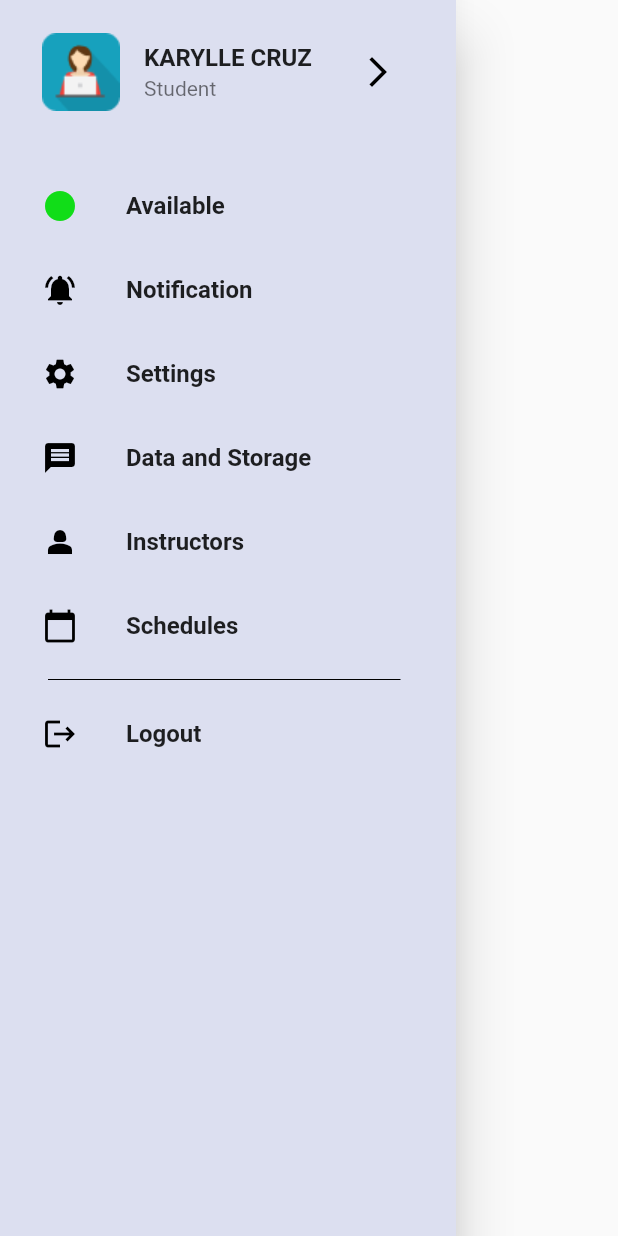
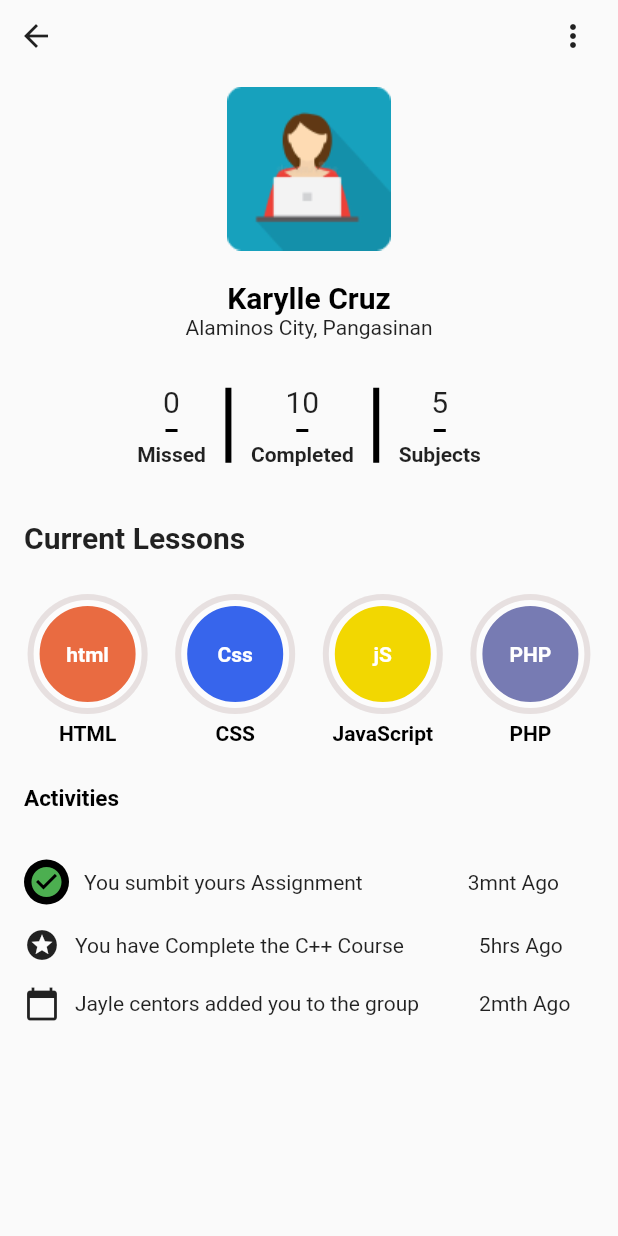
Before and after one commit to muhammmadshahbaz/RootPointer-App, a Flutter app: the screen it shows after launch, on a phone screen of 412 x 824 dp. Run offline on Flutter 3.47's test engine with Material 2 defaults, Android fonts, the phone set to English and light mode, and no system bars; our stand-ins replace pin_code_fields.

Commit message:
dev#ch10_complete

```diff
--- a/analysis_options.yaml
+++ b/analysis_options.yaml
@@ -7,7 +7,11 @@
 
 # The following line activates a set of recommended lints for Flutter apps,
 # packages, and plugins designed to encourage good coding practices.
-include: package:flutter_lints/flutter.yaml
+
+analyzer:
+  exclude:
+    # workaround for https://github.com/dart-lang/sdk/issues/42910
+    - 'package:flutter_lints/flutter.yaml'
 
 linter:
   # The lint rules applied to this project can be customized in the
--- /dev/null
+++ b/lib/Constant/app_images.dart
@@ -0,0 +1,5 @@
+class AppImages{
+  static const String logo = "assets/icons/logo.png";
+
+
+}
--- /dev/null
+++ b/lib/Constant/colors.dart
@@ -0,0 +1,9 @@
+
+import 'package:flutter/material.dart';
+
+class AppColors{
+  static const   Color white = Colors.white;
+  static const   Color black = Colors.black;
+
+
+}
--- a/lib/Widgets/custom_button.dart
+++ b/lib/Widgets/custom_button.dart
@@ -1,8 +1,4 @@
 
-//import 'package:flutter/cupertino.dart';
-//import 'dart:html';
-
-//import 'package:first_project/Screens/auth/signup.dart';
 import 'package:flutter/material.dart';
 
 class CustomButton extends StatelessWidget {
--- /dev/null
+++ b/lib/Widgets/privates/custom_container.dart
@@ -0,0 +1,57 @@
+import 'package:flutter/material.dart';
+import 'package:first_project/Constant/colors.dart';
+
+class CustomContainer extends StatelessWidget {
+   CustomContainer(
+      {super.key,
+      required this.title,
+      required this.color,
+      required this.parameter});
+  final String title, parameter;
+  final Color color;
+
+  @override
+  Widget build(BuildContext context) {
+    return Row(
+      mainAxisAlignment: MainAxisAlignment.center,
+      children: [
+        Column(
+          children: [
+            Container(
+              height: 80,
+              width: 80,
+              decoration: BoxDecoration(
+                  shape: BoxShape.circle,
+                  color: Color.fromARGB(255, 231, 224, 224),
+                  border: Border.all(
+                      width: 4, color: Color.fromARGB(31, 231, 224, 224))),
+              child: Container(
+                height: 60,
+                width: 60,
+                decoration: BoxDecoration(
+                    color: color,
+                    shape: BoxShape.circle,
+                    border: Border.all(
+                        color: Color.fromARGB(255, 252, 252, 252), width: 4)),
+                alignment: Alignment.center,
+                child: Text(
+                  title,
+                  style: TextStyle(
+                      color: AppColors.white, fontWeight: FontWeight.bold),
+                ),
+              ),
+            ),
+            SizedBox(
+              height: 5
+            ),
+            Text(
+              parameter,
+              style:
+                  TextStyle(color: Colors.black, fontWeight: FontWeight.bold),
+            )
+          ],
+        )
+      ],
+    );
+  }
+}
--- /dev/null
+++ b/lib/Widgets/privates/customtext.dart
@@ -0,0 +1,45 @@
+//import 'package:flutter/cupertino.dart';
+import 'package:flutter/material.dart';
+
+class CustomText extends StatelessWidget {
+  const CustomText({
+    super.key, this.countText, this.title, this.isVerticalDivider = true,
+  });
+final String? countText,title;
+final bool isVerticalDivider;
+  @override
+  Widget build(BuildContext context) {
+    return Row(
+      children: [
+        Container(
+          // margin: EdgeInsets.symmetric(horizontal: 3),
+          padding: EdgeInsets.all(10),
+          child: Column(
+            children: [
+               Text(countText??'', style:const TextStyle(fontSize: 20,),),
+              SizedBox(
+             width: 8,
+             child:  Divider(
+               thickness: 2,
+               color: Colors.black,
+             ),
+           ),
+           Text( title??'',style: TextStyle(fontWeight: FontWeight.bold),),
+
+
+            ],
+          ),
+        ),
+if(isVerticalDivider)
+          Container(
+                  height: 50,
+                  child: const VerticalDivider(
+                        width: 10,
+                        thickness: 4,
+                        color: Colors.black,
+                  ),
+                )
+      ],
+    );
+  }
+}
--- a/lib/main.dart
+++ b/lib/main.dart
@@ -2,14 +2,16 @@
 //import 'package:first_project/Screens/auth/forget.dart';
 //import 'package:first_project/ui/dashboard/dashboard.dart';
 //import 'package:first_project/ui/dashboard/dashboard.dart';
-import 'package:first_project/ui/dashboard/menu.dart';
+//import 'package:first_project/ui/dashboard/menu.dart';
+import 'package:first_project/ui/dashboard/user_profile.dart';
 import 'package:flutter/material.dart';
 
 //import 'Screens/auth/forget.dart';
 
 void main() {
   runApp(const MaterialApp(
-    home: MenuScreen(),
+    debugShowCheckedModeBanner: false,
+    home: UserProfile(),
   ));
 
 }
--- /dev/null
+++ b/lib/ui/dashboard/user_profile.dart
@@ -0,0 +1,191 @@
+import 'package:flutter/material.dart';
+import 'package:first_project/Widgets/privates/customtext.dart';
+import 'package:first_project/Widgets/privates/custom_container.dart';
+
+class UserProfile extends StatefulWidget {
+  const UserProfile({super.key});
+  @override
+  State<UserProfile> createState() => _UserProfileState();
+}
+
+class _UserProfileState extends State<UserProfile> {
+  @override
+  Widget build(BuildContext context) {
+    return Scaffold(
+        body: SafeArea(
+      child: ListView(
+        physics: BouncingScrollPhysics(),
+        shrinkWrap: true,
+        children: [
+          Column(
+              //mainAxisAlignment: MainAxisAlignment.center,
+              children: [
+                Row(children: [
+                  IconButton(
+                    icon: const Icon(Icons.arrow_back),
+                    onPressed: () {},
+                  ),
+                  const SizedBox(
+                    width: 310,
+                  ),
+                  Align(
+                    alignment: Alignment.centerRight,
+                    child: IconButton(
+                      icon: const Icon(Icons.more_vert),
+                      onPressed: () {},
+                    ),
+                  ),
+                ]),
+                const SizedBox(height: 10),
+                Image.asset(
+                  'assets/icons/logo2.png',
+                ),
+                const SizedBox(
+                  height: 20,
+                ),
+                const Text(
+                  'Karylle Cruz',
+                  style: TextStyle(
+                      fontSize: 20,
+                      fontWeight: FontWeight.bold,
+                      color: Colors.black),
+                ),
+                const Text('Alaminos City, Pangasinan'),
+                const SizedBox(
+                  height: 20,
+                ),
+                Row(
+                  mainAxisAlignment: MainAxisAlignment.center,
+                  children: [
+                    CustomText(countText: "0", title: "Missed"),
+                    CustomText(countText: "10", title: "Completed"),
+                    CustomText(
+                        countText: "5",
+                        title: "Subjects",
+                        isVerticalDivider: false),
+                  ],
+                ),
+                SizedBox(
+                  height: 10,
+                ),
+                Row(
+                  children: [
+                    Padding(
+                      padding: const EdgeInsets.all(16.0),
+                      child: Text(
+                        'Current Lessons',
+                        style: TextStyle(
+                            fontWeight: FontWeight.bold, fontSize: 20),
+                      ),
+                    )
+                  ],
+                ),
+                SizedBox(
+                  height: 10,
+                ),
+                Row(
+                  mainAxisAlignment: MainAxisAlignment.spaceEvenly,
+                  children: [
+                    CustomContainer(
+                        title: 'html',
+                        color: Color.fromARGB(255, 233, 107, 65),
+                        parameter: "HTML"),
+                    CustomContainer(
+                      title: 'Css',
+                      color: Color.fromARGB(255, 55, 101, 236),
+                      parameter: "CSS",
+                    ),
+                    CustomContainer(
+                      title: 'jS',
+                      color: Color.fromARGB(255, 242, 215, 1),
+                      parameter: "JavaScript",
+                    ),
+                    CustomContainer(
+                      title: 'PHP',
+                      color: Color.fromARGB(255, 119, 123, 179),
+                      parameter: "PHP",
+                    ),
+                  ],
+                ),
+                SizedBox(
+                  height: 10,
+                ),
+                Row(children: [
+                  Padding(
+                    padding: const EdgeInsets.all(16.0),
+                    child: Text(
+                      'Activities',
+                      style: TextStyle(
+                          color: Colors.black,
+                          fontSize: 15,
+                          fontWeight: FontWeight.bold),
+                    ),
+                  )
+                ]),
+                SizedBox(height: 0),
+                Padding(
+                  padding: const EdgeInsets.all(16.0),
+                  child: Column(
+                    children: [
+                      Row(
+                        children: [
+                          Container(
+                              height: 30,
+                              width: 30,
+                              decoration: BoxDecoration(
+                                  color: Colors.black, shape: BoxShape.circle),
+                              child: Icon(
+                                Icons.check_circle,
+                                color: Colors.green,
+                              )),
+                          SizedBox(
+                            width: 10,
+                          ),
+                          Text('You sumbit yours Assignment'),
+                          SizedBox(
+                            width: 70,
+                          ),
+                          Text('3mnt Ago')
+                        ],
+                      ),
+                      SizedBox(
+                        height: 15,
+                      ),
+                      Row(
+                        children: [
+                          Icon(Icons.stars),
+                          SizedBox(
+                            width: 10,
+                          ),
+                          Text('You have Complete the C++ Course'),
+                          SizedBox(
+                            width: 50,
+                          ),
+                          Text('5hrs Ago'),
+                        ],
+                      ),
+                      SizedBox(
+                        height: 15,
+                      ),
+                      Row(
+                        children: [
+                          Icon(Icons.calendar_today),
+                          SizedBox(
+                            width: 10,
+                          ),
+                          Text('Jayle centors added you to the group'),
+                          SizedBox(
+                            width: 40,
+                          ),
+                          Text('2mth Ago')
+                        ],
+                      ),
+                    ],
+                  ),
+                ),
+              ]),
+        ],
+      ),
+    ));
+  }
+}
```
Also changed, not shown: pubspec.yaml (+1 -6 lines), assets/icons/avatar.png (added), assets/icons/logo.png (renamed from assets/icons/avater.png), assets/icons/logo2.png (added), pubspec.lock.
